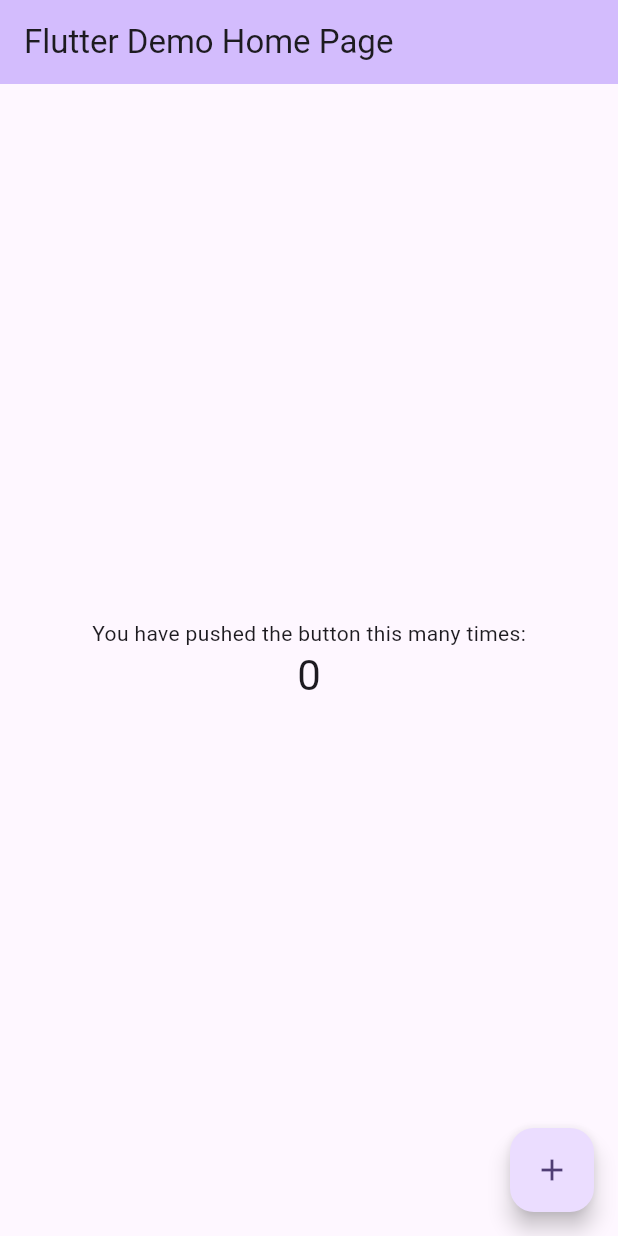
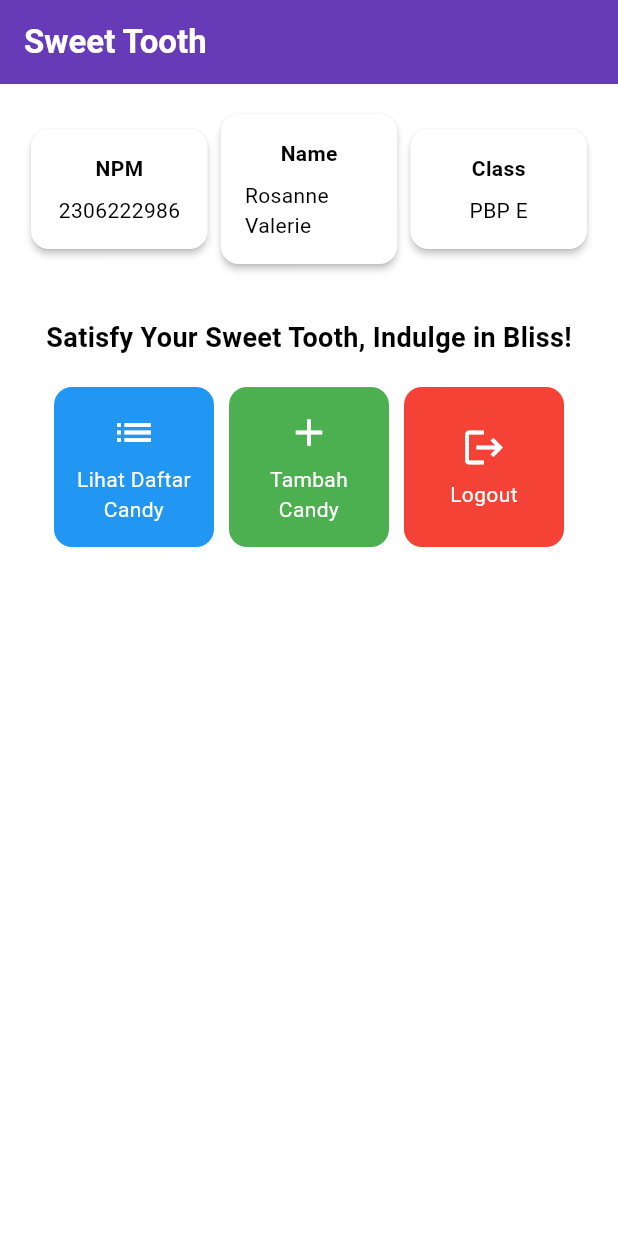
Before and after one commit to rosannevalerie/e-commerce-mobile, a Flutter app: the screen it shows after launch, on a phone screen of 412 x 824 dp. Run offline on Flutter 3.47's test engine with Material 3 defaults, Android fonts, the phone set to English and light mode, and no system bars.

Commit message:
kode Tugas 7 selesai

```diff
--- a/lib/main.dart
+++ b/lib/main.dart
@@ -1,4 +1,5 @@
 import 'package:flutter/material.dart';
+import 'package:e_commerce/menu.dart';
 
 void main() {
   runApp(const MyApp());
@@ -28,98 +29,12 @@ class MyApp extends StatelessWidget {
         //
         // This works for code too, not just values: Most code changes can be
         // tested with just a hot reload.
-        colorScheme: ColorScheme.fromSeed(seedColor: Colors.deepPurple),
+        colorScheme: ColorScheme.fromSwatch(
+              primarySwatch: Colors.deepPurple,
+        ).copyWith(secondary: Colors.deepPurple[400]),
         useMaterial3: true,
       ),
-      home: const MyHomePage(title: 'Flutter Demo Home Page'),
+      home: MyHomePage(),
     );
   }
 }
-
-class MyHomePage extends StatefulWidget {
-  const MyHomePage({super.key, required this.title});
-
-  // This widget is the home page of your application. It is stateful, meaning
-  // that it has a State object (defined below) that contains fields that affect
-  // how it looks.
-
-  // This class is the configuration for the state. It holds the values (in this
-  // case the title) provided by the parent (in this case the App widget) and
-  // used by the build method of the State. Fields in a Widget subclass are
-  // always marked "final".
-
-  final String title;
-
-  @override
-  State<MyHomePage> createState() => _MyHomePageState();
-}
-
-class _MyHomePageState extends State<MyHomePage> {
-  int _counter = 0;
-
-  void _incrementCounter() {
-    setState(() {
-      // This call to setState tells the Flutter framework that something has
-      // changed in this State, which causes it to rerun the build method below
-      // so that the display can reflect the updated values. If we changed
-      // _counter without calling setState(), then the build method would not be
-      // called again, and so nothing would appear to happen.
-      _counter++;
-    });
-  }
-
-  @override
-  Widget build(BuildContext context) {
-    // This method is rerun every time setState is called, for instance as done
-    // by the _incrementCounter method above.
-    //
-    // The Flutter framework has been optimized to make rerunning build methods
-    // fast, so that you can just rebuild anything that needs updating rather
-    // than having to individually change instances of widgets.
-    return Scaffold(
-      appBar: AppBar(
-        // TRY THIS: Try changing the color here to a specific color (to
-        // Colors.amber, perhaps?) and trigger a hot reload to see the AppBar
-        // change color while the other colors stay the same.
-        backgroundColor: Theme.of(context).colorScheme.inversePrimary,
-        // Here we take the value from the MyHomePage object that was created by
-        // the App.build method, and use it to set our appbar title.
-        title: Text(widget.title),
-      ),
-      body: Center(
-        // Center is a layout widget. It takes a single child and positions it
-        // in the middle of the parent.
-        child: Column(
-          // Column is also a layout widget. It takes a list of children and
-          // arranges them vertically. By default, it sizes itself to fit its
-          // children horizontally, and tries to be as tall as its parent.
-          //
-          // Column has various properties to control how it sizes itself and
-          // how it positions its children. Here we use mainAxisAlignment to
-          // center the children vertically; the main axis here is the vertical
-          // axis because Columns are vertical (the cross axis would be
-          // horizontal).
-          //
-          // TRY THIS: Invoke "debug painting" (choose the "Toggle Debug Paint"
-          // action in the IDE, or press "p" in the console), to see the
-          // wireframe for each widget.
-          mainAxisAlignment: MainAxisAlignment.center,
-          children: <Widget>[
-            const Text(
-              'You have pushed the button this many times:',
-            ),
-            Text(
-              '$_counter',
-              style: Theme.of(context).textTheme.headlineMedium,
-            ),
-          ],
-        ),
-      ),
-      floatingActionButton: FloatingActionButton(
-        onPressed: _incrementCounter,
-        tooltip: 'Increment',
-        child: const Icon(Icons.add),
-      ), // This trailing comma makes auto-formatting nicer for build methods.
-    );
-  }
-}
--- /dev/null
+++ b/lib/menu.dart
@@ -0,0 +1,156 @@
+import 'package:flutter/material.dart';
+
+class MyHomePage extends StatelessWidget {
+  MyHomePage({super.key});
+
+  @override
+  Widget build(BuildContext context) {
+    return Scaffold(
+      appBar: AppBar(
+        title: const Text(
+          'Sweet Tooth',
+          style: TextStyle(
+            color: Colors.white,
+            fontWeight: FontWeight.bold,
+          ),
+        ),
+        backgroundColor: Theme.of(context).colorScheme.primary,
+      ),
+      body: Padding(
+        padding: const EdgeInsets.all(16.0),
+        child: Column(
+          crossAxisAlignment: CrossAxisAlignment.center,
+          children: [
+            Row(
+              mainAxisAlignment: MainAxisAlignment.spaceEvenly,
+              children: [
+                InfoCard(title: 'NPM', content: npm),
+                InfoCard(title: 'Name', content: name),
+                InfoCard(title: 'Class', content: className),
+              ],
+            ),
+            const SizedBox(height: 16.0),
+            Center(
+              child: Column(
+                children: [
+                  const Padding(
+                    padding: EdgeInsets.only(top: 16.0),
+                    child: Text(
+                      'Satisfy Your Sweet Tooth, Indulge in Bliss!',
+                      style: TextStyle(
+                        fontWeight: FontWeight.bold,
+                        fontSize: 18.0,
+                      ),
+                    ),
+                  ),
+                  GridView.count(
+                    primary: true,
+                    padding: const EdgeInsets.all(20),
+                    crossAxisSpacing: 10,
+                    mainAxisSpacing: 10,
+                    crossAxisCount: 3,
+                    shrinkWrap: true,
+                    children: items.map((ItemHomepage item) {
+                      return ItemCard(item);
+                    }).toList(),
+                  ),
+                ],
+              ),
+            ),
+          ],
+        ),
+      ),
+    );
+  }
+
+  final String npm = '2306222986';
+  final String name = 'Rosanne Valerie';
+  final String className = 'PBP E';
+
+  final List<ItemHomepage> items = [
+    ItemHomepage("Lihat Daftar Candy", Icons.list, Colors.blue),
+    ItemHomepage("Tambah Candy", Icons.add, Colors.green),
+    ItemHomepage("Logout", Icons.logout, Colors.red),
+  ];
+
+}
+
+class InfoCard extends StatelessWidget {
+  final String title;
+  final String content;
+
+  const InfoCard({super.key, required this.title, required this.content});
+
+  @override
+  Widget build(BuildContext context) {
+    return Card(
+      elevation: 2.0,
+      child: Container(
+        width: MediaQuery.of(context).size.width / 3.5,
+        padding: const EdgeInsets.all(16.0),
+        child: Column(
+          children: [
+            Text(
+              title,
+              style: const TextStyle(fontWeight: FontWeight.bold),
+            ),
+            const SizedBox(height: 8.0),
+            Text(content),
+          ],
+        ),
+      ),
+    );
+  }
+}
+
+class ItemHomepage {
+  final String name;
+  final IconData icon;
+  final Color color;  // Tambahkan ini
+
+  ItemHomepage(this.name, this.icon, this.color);  // Modifikasi ini
+}
+
+class ItemCard extends StatelessWidget {
+  final ItemHomepage item;
+
+  const ItemCard(this.item, {super.key});
+
+  @override
+  Widget build(BuildContext context) {
+    return Material(
+      color: item.color,  // Gunakan warna dari item
+      borderRadius: BorderRadius.circular(12),
+      child: InkWell(
+        onTap: () {
+          ScaffoldMessenger.of(context)
+            ..hideCurrentSnackBar()
+            ..showSnackBar(
+              SnackBar(content: Text("Kamu telah menekan tombol ${item.name}!"))
+            );
+        },
+        child: Container(
+          padding: const EdgeInsets.all(8),
+          child: Center(
+            child: Column(
+              mainAxisAlignment: MainAxisAlignment.center,
+              children: [
+                Icon(
+                  item.icon,
+                  color: Colors.white,
+                  size: 30.0,
+                ),
+                const Padding(padding: EdgeInsets.all(3)),
+                Text(
+                  item.name,
+                  textAlign: TextAlign.center,
+                  style: const TextStyle(color: Colors.white),
+                ),
+              ],
+            ),
+          ),
+        ),
+      ),
+    );
+  }
+}
```
